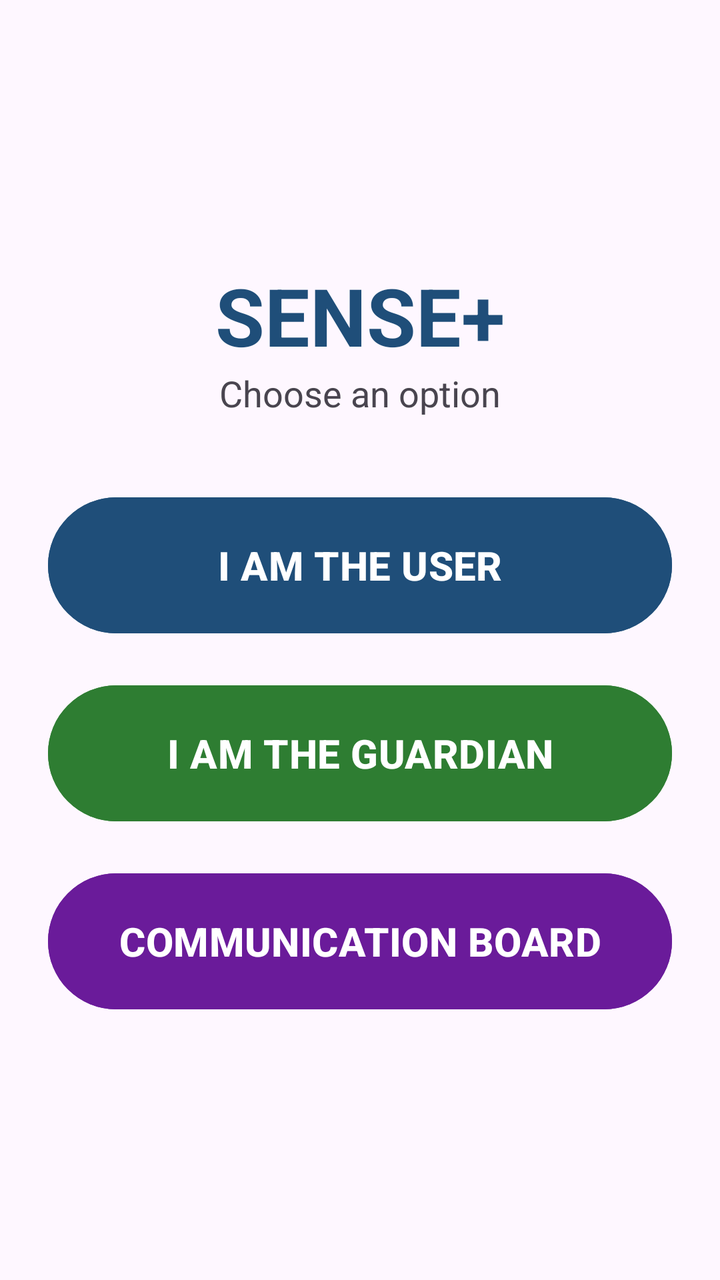
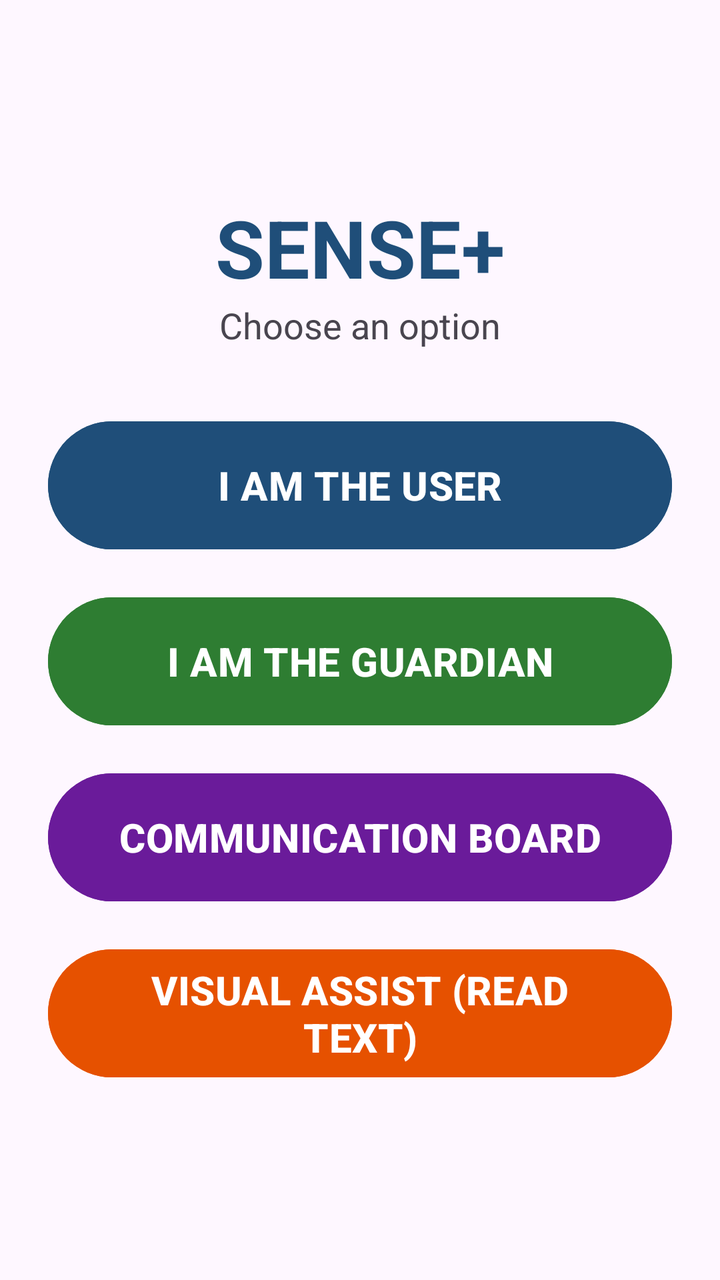

An Android layout rendered at two revisions. The XML below is the earlier revision; the diff shows what the commit changed to produce the second picture.
<!-- AndroidManifest.xml: application theme Theme.SENSE -->
<!-- res/layout/activity_home.xml -->
<?xml version="1.0" encoding="utf-8"?>
<LinearLayout xmlns:android="http://schemas.android.com/apk/res/android"
    android:layout_width="match_parent"
    android:layout_height="match_parent"
    android:orientation="vertical"
    android:gravity="center"
    android:padding="24dp">

    <TextView android:layout_width="wrap_content" android:layout_height="wrap_content"
        android:text="SENSE+" android:textSize="40sp" android:textStyle="bold" android:textColor="#1F4E79"/>

    <TextView android:layout_width="wrap_content" android:layout_height="wrap_content"
        android:text="Choose an option" android:textSize="18sp" android:paddingBottom="36dp"/>

    <Button android:id="@+id/btnUser" android:layout_width="match_parent" android:layout_height="wrap_content"
        android:minHeight="76dp" android:text="I AM THE USER" android:textSize="20sp" android:textStyle="bold"
        android:textColor="#FFFFFF" android:backgroundTint="#1F4E79" android:layout_marginBottom="18dp"/>

    <Button android:id="@+id/btnGuardian" android:layout_width="match_parent" android:layout_height="wrap_content"
        android:minHeight="76dp" android:text="I AM THE GUARDIAN" android:textSize="20sp" android:textStyle="bold"
        android:textColor="#FFFFFF" android:backgroundTint="#2E7D32" android:layout_marginBottom="18dp"/>

    <Button android:id="@+id/btnComm" android:layout_width="match_parent" android:layout_height="wrap_content"
        android:minHeight="76dp" android:text="COMMUNICATION BOARD" android:textSize="20sp" android:textStyle="bold"
        android:textColor="#FFFFFF" android:backgroundTint="#6A1B9A"/>

</LinearLayout>
<!-- resources referenced by this layout -->
<resources>
  <style name="Theme.SENSE" parent="Base.Theme.SENSE" />
  <style name="Base.Theme.SENSE" parent="Theme.Material3.DayNight.NoActionBar">
          
          
      </style>
</resources>

<!-- the commit's change to res/layout/activity_home.xml (unified diff, before → after) -->
@@ -1,27 +1,37 @@
 <?xml version="1.0" encoding="utf-8"?>
-<LinearLayout xmlns:android="http://schemas.android.com/apk/res/android"
+<ScrollView xmlns:android="http://schemas.android.com/apk/res/android"
     android:layout_width="match_parent"
     android:layout_height="match_parent"
-    android:orientation="vertical"
-    android:gravity="center"
-    android:padding="24dp">
+    android:fillViewport="true">
 
-    <TextView android:layout_width="wrap_content" android:layout_height="wrap_content"
-        android:text="SENSE+" android:textSize="40sp" android:textStyle="bold" android:textColor="#1F4E79"/>
+    <LinearLayout
+        android:layout_width="match_parent"
+        android:layout_height="wrap_content"
+        android:orientation="vertical"
+        android:gravity="center"
+        android:padding="24dp">
 
-    <TextView android:layout_width="wrap_content" android:layout_height="wrap_content"
-        android:text="Choose an option" android:textSize="18sp" android:paddingBottom="36dp"/>
+        <TextView android:layout_width="wrap_content" android:layout_height="wrap_content"
+            android:text="SENSE+" android:textSize="40sp" android:textStyle="bold" android:textColor="#1F4E79"/>
 
-    <Button android:id="@+id/btnUser" android:layout_width="match_parent" android:layout_height="wrap_content"
-        android:minHeight="76dp" android:text="I AM THE USER" android:textSize="20sp" android:textStyle="bold"
-        android:textColor="#FFFFFF" android:backgroundTint="#1F4E79" android:layout_marginBottom="18dp"/>
+        <TextView android:layout_width="wrap_content" android:layout_height="wrap_content"
+            android:text="Choose an option" android:textSize="18sp" android:paddingBottom="32dp"/>
 
-    <Button android:id="@+id/btnGuardian" android:layout_width="match_parent" android:layout_height="wrap_content"
-        android:minHeight="76dp" android:text="I AM THE GUARDIAN" android:textSize="20sp" android:textStyle="bold"
-        android:textColor="#FFFFFF" android:backgroundTint="#2E7D32" android:layout_marginBottom="18dp"/>
+        <Button android:id="@+id/btnUser" android:layout_width="match_parent" android:layout_height="wrap_content"
+            android:minHeight="72dp" android:text="I AM THE USER" android:textSize="20sp" android:textStyle="bold"
+            android:textColor="#FFFFFF" android:backgroundTint="#1F4E79" android:layout_marginBottom="16dp"/>
 
-    <Button android:id="@+id/btnComm" android:layout_width="match_parent" android:layout_height="wrap_content"
-        android:minHeight="76dp" android:text="COMMUNICATION BOARD" android:textSize="20sp" android:textStyle="bold"
-        android:textColor="#FFFFFF" android:backgroundTint="#6A1B9A"/>
+        <Button android:id="@+id/btnGuardian" android:layout_width="match_parent" android:layout_height="wrap_content"
+            android:minHeight="72dp" android:text="I AM THE GUARDIAN" android:textSize="20sp" android:textStyle="bold"
+            android:textColor="#FFFFFF" android:backgroundTint="#2E7D32" android:layout_marginBottom="16dp"/>
 
-</LinearLayout>
+        <Button android:id="@+id/btnComm" android:layout_width="match_parent" android:layout_height="wrap_content"
+            android:minHeight="72dp" android:text="COMMUNICATION BOARD" android:textSize="20sp" android:textStyle="bold"
+            android:textColor="#FFFFFF" android:backgroundTint="#6A1B9A" android:layout_marginBottom="16dp"/>
+
+        <Button android:id="@+id/btnVisual" android:layout_width="match_parent" android:layout_height="wrap_content"
+            android:minHeight="72dp" android:text="VISUAL ASSIST (READ TEXT)" android:textSize="20sp" android:textStyle="bold"
+            android:textColor="#FFFFFF" android:backgroundTint="#E65100"/>
+
+    </LinearLayout>
+</ScrollView>
